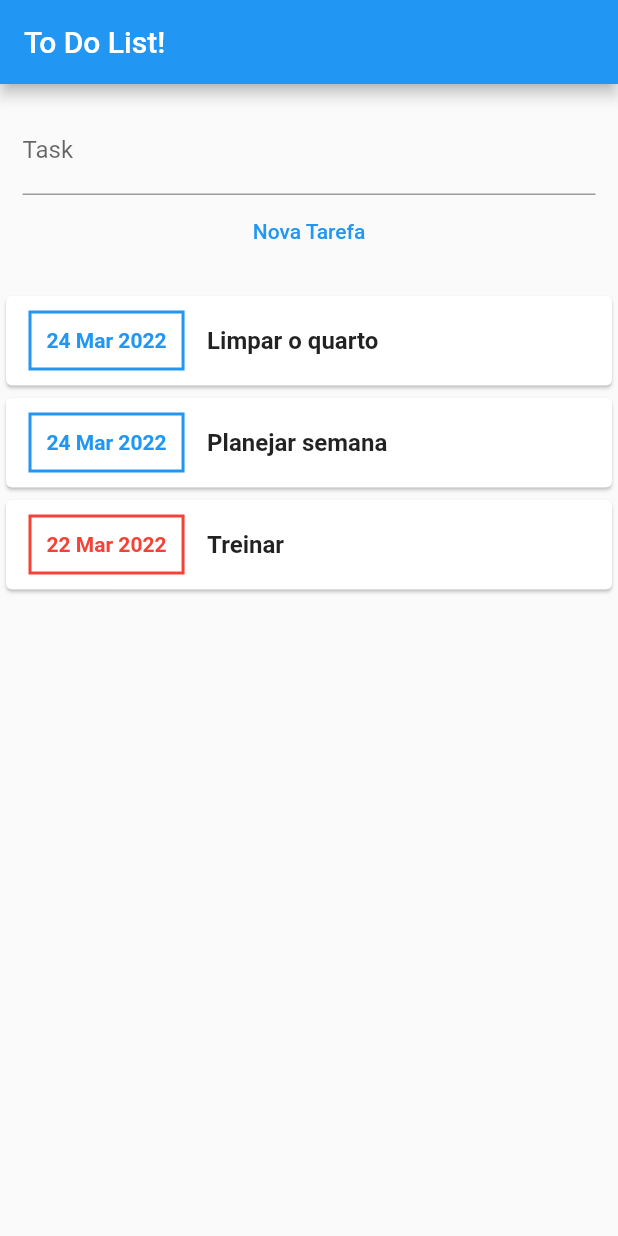
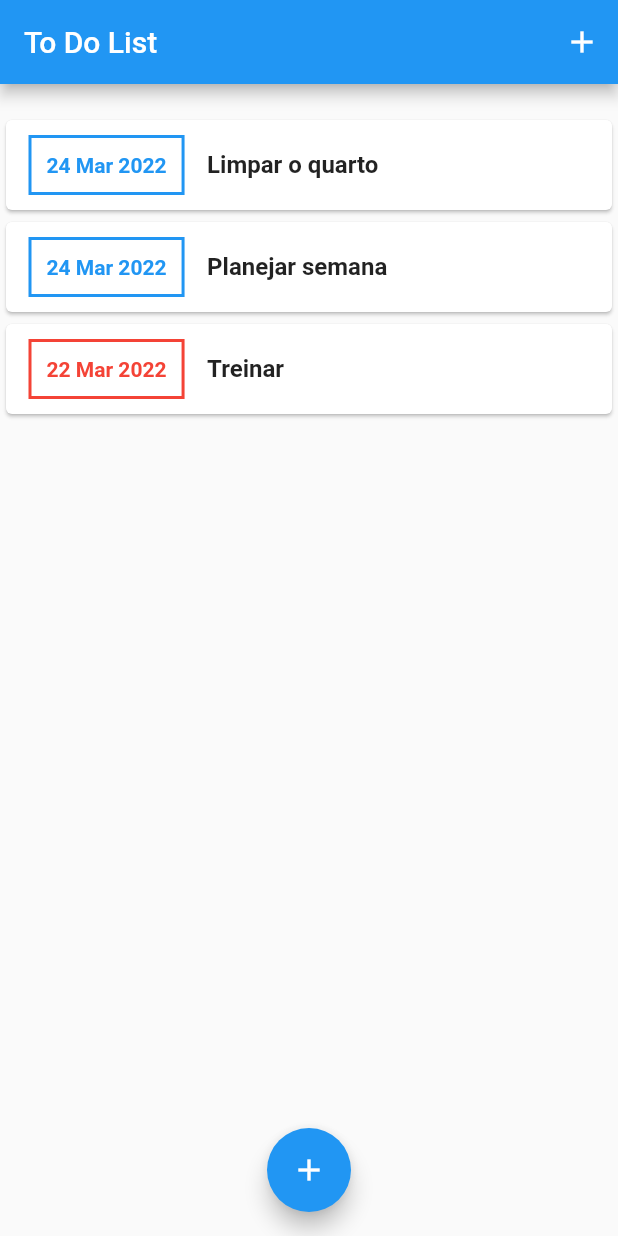
Before and after one commit to jeanmmlima/flutter-guide, a Flutter app: the screen it shows after launch, on a phone screen of 412 x 824 dp. Run offline on Flutter 3.47's test engine with Material 2 defaults, Android fonts, the phone set to English and light mode, and no system bars.

Commit message:
todolist parte II concluida

```diff
--- a/f4_todolist/lib/components/task_list.dart
+++ b/f4_todolist/lib/components/task_list.dart
@@ -11,7 +11,69 @@ class TaskList extends StatelessWidget {
   Widget build(BuildContext context) {
     return Container(
         height: 500,
-      child: SingleChildScrollView(
+        child: _listaTarefas.isEmpty
+            ? Column(
+                children: <Widget>[
+                  SizedBox(
+                    height: 20,
+                  ),
+                  Text('Nenhuma tarefa cadastrada!'),
+                  SizedBox(
+                    height: 20,
+                  ),
+                  Container(
+                    height: 300,
+                    child: Image.asset(
+                      'assets/img/waiting.png',
+                      fit: BoxFit.cover,
+                    ),
+                  )
+                ],
+              )
+            //precisa de componente pai com tamanho fixo
+            : ListView.builder(
+                itemCount: _listaTarefas.length,
+                itemBuilder: (ctx, index) {
+                  final task = _listaTarefas[index];
+                  return Card(
+                    child: Row(
+                      children: <Widget>[
+                        Container(
+                          //personalização
+                          margin: EdgeInsets.symmetric(
+                            horizontal: 15,
+                            vertical: 10,
+                          ),
+                          padding: EdgeInsets.all(10),
+                          decoration: BoxDecoration(
+                            border: Border.all(
+                              width: 2,
+                              color: task.date.day == DateTime.now().day
+                                  ? Colors.blue
+                                  : Colors.red,
+                            ),
+                          ),
+                          child: Text(DateFormat('d MMM y').format(task.date),
+                              style: task.date.day == DateTime.now().day
+                                  ? TextStyle(
+                                      fontSize: 14,
+                                      fontWeight: FontWeight.bold,
+                                      color: Colors.blue,
+                                    )
+                                  : TextStyle(
+                                      fontSize: 14,
+                                      fontWeight: FontWeight.bold,
+                                      color: Colors.red,
+                                    )),
+                        ),
+                        Text(task.title,
+                            style: TextStyle(
+                                fontSize: 16, fontWeight: FontWeight.bold)),
+                      ],
+                    ),
+                  );
+                })
+        /* : SingleChildScrollView(
               child: Column(
                 children: _listaTarefas.map((task) {
                   return Card(
@@ -46,14 +108,14 @@ class TaskList extends StatelessWidget {
                                     )),
                         ),
                         Text(task.title,
-                      style:
-                          TextStyle(fontSize: 16, fontWeight: FontWeight.bold)),
+                            style: TextStyle(
+                                fontSize: 16, fontWeight: FontWeight.bold)),
                       ],
                     ),
                   );
                 }).toList(),
               ),
-      ),
+            ), */
         );
   }
 }
--- a/f4_todolist/lib/main.dart
+++ b/f4_todolist/lib/main.dart
@@ -56,36 +56,45 @@ class _MyHomePageState extends State<MyHomePage> {
       _tasks.add(newTask);
     });
     //return print(title);
+
+    //fechando o modal
+    Navigator.of(context).pop();
+  }
+
+  //Modal
+  _openTaskFormModal(BuildContext context) {
+    showModalBottomSheet(
+        context: context,
+        builder: (_) {
+          return TaskForm(_newTask);
+        });
   }
 
   @override
   Widget build(BuildContext context) {
     return Scaffold(
       appBar: AppBar(
-          title: Text('To Do List!'),
+        title: Text('To Do List'),
+        actions: <Widget>[
+          IconButton(
+              onPressed: () => _openTaskFormModal(context),
+              icon: Icon(Icons.add))
+        ],
       ),
       body: Column(
         children: [
-            TaskForm(_newTask),
-            /* Container(
-              margin: EdgeInsets.all(15),
-              child: Column(
-                crossAxisAlignment: CrossAxisAlignment.stretch,
-                children: <Widget>[
-                  TextField(
-                    controller: _titleController,
-                    decoration: InputDecoration(labelText: 'Task'),
+          //TaskForm(_newTask),
+          SizedBox(
+            height: 20,
           ),
-                  TextButton(
-                    //comentar erro se digitar _newTask()
-                    onPressed: _newTask,
-                    child: Text('Nova Tarefa'),
-                  )
+          TaskList(_tasks),
         ],
       ),
-            ) */
-            TaskList(_tasks)
-          ],
-        ));
+      floatingActionButton: FloatingActionButton(
+        child: Icon(Icons.add),
+        onPressed: () => _openTaskFormModal(context),
+      ),
+      floatingActionButtonLocation: FloatingActionButtonLocation.centerFloat,
+    );
   }
 }
--- a/f4_todolist/pubspec.yaml
+++ b/f4_todolist/pubspec.yaml
@@ -59,8 +59,8 @@ flutter:
   uses-material-design: true
 
   # To add assets to your application, add an assets section, like this:
-  # assets:
-  #   - images/a_dot_burr.jpeg
+  assets:
+     - assets/img/waiting.png
   #   - images/a_dot_ham.jpeg
 
   # An image asset can refer to one or more resolution-specific "variants", see
```
Also changed, not shown: f4_todolist/assets/img/waiting.png (added). Lines whose indentation alone changed are shown as unchanged.
